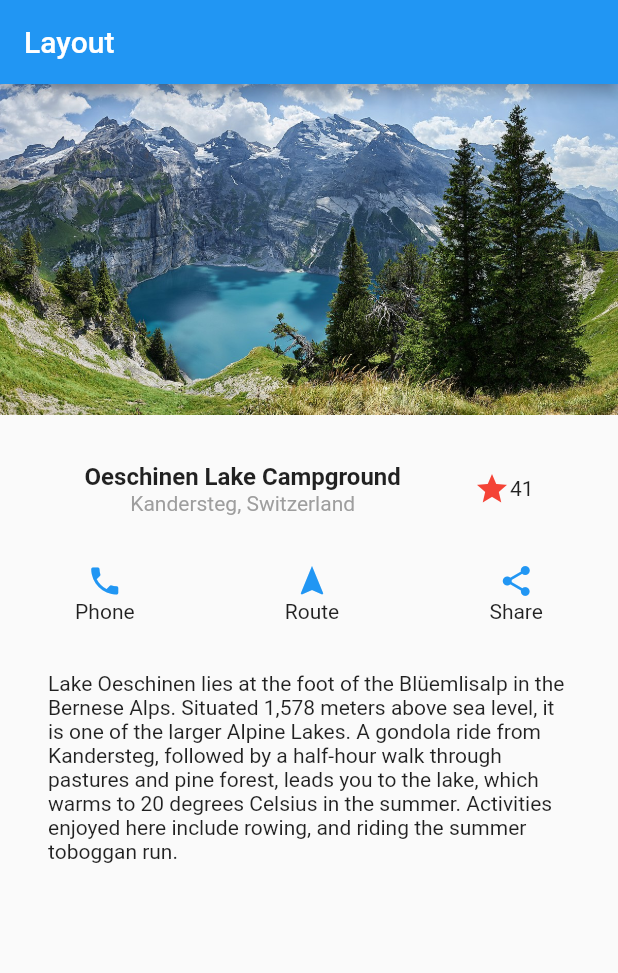
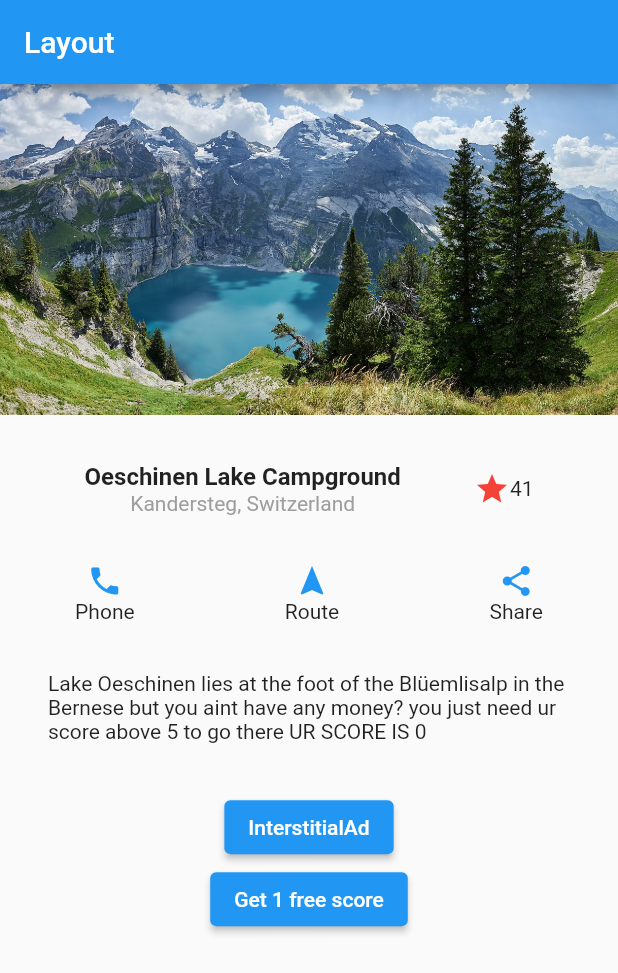
Before and after one commit to dhitan/AdmobOpenAds, a Flutter app: the screen it shows after launch, on a phone screen of 412 x 824 dp. Shown: the top 973 px of the screen. Run offline on Flutter 3.47's test engine with Material 2 defaults, Android fonts, the phone set to English and light mode, and no system bars; drawn by our look-alikes of google_mobile_ads; network calls fail.

Commit message:
nambahin interstitial ad sama rewarded ad

```diff
--- a/lib/ad_helper.dart
+++ b/lib/ad_helper.dart
@@ -14,6 +14,25 @@ class AdHelper {
       throw UnsupportedError('Unsupported platform');
     }
   }
+  static String get interstitialAdUnitId {
+    if (Platform.isAndroid) {
+      return 'ca-app-pub-3940256099942544/1033173712';
+    } else if (Platform.isIOS) {
+      return 'ca-app-pub-3940256099942544/4411468910';
+    } else {
+      throw UnsupportedError('Unsupported platform');
+    }
+  }
+
+  static String get rewardedAdUnitId {
+    if (Platform.isAndroid) {
+      return 'ca-app-pub-3940256099942544/5224354917';
+    } else if (Platform.isIOS) {
+      return 'ca-app-pub-3940256099942544/1712485313';
+    } else {
+      throw UnsupportedError('Unsupported platform');
+    }
+  }
 
   static final BannerAdListener bannerListener = BannerAdListener(
     onAdLoaded: (ad) => debugPrint('Ad Loaded.'),
--- a/lib/main.dart
+++ b/lib/main.dart
@@ -5,6 +5,12 @@ import 'package:google_mobile_ads/google_mobile_ads.dart';
 void main() {
   WidgetsFlutterBinding.ensureInitialized();
   MobileAds.instance.initialize();
+
+  RequestConfiguration requestConfiguration = RequestConfiguration(
+    testDeviceIds: ['ECB3A80DA4A1185CD3906A30F96AD7C3'],
+  );
+
+  MobileAds.instance.updateRequestConfiguration(requestConfiguration);
 
   runApp(const MyApp());
 }
@@ -18,11 +24,16 @@ class MyApp extends StatefulWidget {
 
 class _MyAppState extends State<MyApp> {
   BannerAd? _banner;
+  InterstitialAd? _interstitialAd;
+  RewardedAd? _rewardedAd;
+  int _rewardedScore = 0;
   @override
   void initState() {
     super.initState();
 
     _createBannerAd();
+    _createInterstitialAd();
+    _createRewardedAd();
   }
 
   void _createBannerAd() {
@@ -30,7 +41,65 @@ class _MyAppState extends State<MyApp> {
         size: AdSize.fullBanner,
         adUnitId: AdHelper.bannerAdUnitId,
         listener: AdHelper.bannerListener,
-      request: const AdRequest()).. load();
+        request: const AdRequest())
+      ..load();
+  }
+
+  void _createInterstitialAd() {
+    InterstitialAd.load(
+      adUnitId: AdHelper.interstitialAdUnitId,
+      request: const AdRequest(),
+      adLoadCallback: InterstitialAdLoadCallback(
+          onAdLoaded: (ad) => _interstitialAd = ad,
+          onAdFailedToLoad: (LoadAdError error) => _interstitialAd = null),
+    );
+  }
+
+  void _showInterstitialAd() {
+    if (_interstitialAd != null) {
+      _interstitialAd!.fullScreenContentCallback = FullScreenContentCallback(
+        onAdDismissedFullScreenContent: (ad) {
+          ad.dispose();
+          _createInterstitialAd();
+        },
+        onAdFailedToShowFullScreenContent: (ad, error) {
+          ad.dispose();
+          _createInterstitialAd();
+        },
+      );
+      _interstitialAd!.show();
+      _interstitialAd = null;
+    }
+  }
+
+  void _createRewardedAd() {
+    RewardedAd.load(
+      adUnitId: AdHelper.rewardedAdUnitId,
+      request: const AdRequest(),
+      rewardedAdLoadCallback: RewardedAdLoadCallback(
+        onAdLoaded: (ad) => setState(() => _rewardedAd),
+        onAdFailedToLoad: (error) => setState(() => _rewardedAd = null),
+      ),
+    );
+  }
+
+  void _showRewardedAd() {
+    if (_rewardedAd != null) {
+      _rewardedAd!.fullScreenContentCallback = FullScreenContentCallback(
+        onAdDismissedFullScreenContent: (ad) {
+          ad.dispose();
+          _createInterstitialAd();
+        },
+        onAdFailedToShowFullScreenContent: (ad, error) {
+          ad.dispose();
+          _createInterstitialAd();
+        }
+      );
+      _rewardedAd!.show(
+        onUserEarnedReward: (ad, reward) => setState(() => _rewardedScore++)
+      );
+      _rewardedAd = null;
+    }
   }
 
   @override
@@ -42,7 +111,17 @@ class _MyAppState extends State<MyApp> {
           Image.asset('Assets/gambar.jpg'),
           titleSection,
           buttonSection,
-          textSection,
+          Container(
+            padding: const EdgeInsets.all(32),
+            child: Text(
+                'Lake Oeschinen lies at the foot of the Blüemlisalp in the Bernese '
+                'but you aint have any money? you just need ur score above 5 to go there '
+                'UR SCORE IS $_rewardedScore'),
+          ),
+          ElevatedButton(
+              onPressed: _showInterstitialAd,
+              child: const Text("InterstitialAd")),
+          ElevatedButton(onPressed: _showRewardedAd, child: const Text('Get 1 free score'))
         ]),
         bottomNavigationBar: _banner == null
             ? Container()
@@ -58,15 +137,19 @@ class _MyAppState extends State<MyApp> {
 
 Widget titleSection = Container(
   padding: const EdgeInsets.all(32),
-  child:
-      const Row(mainAxisAlignment: MainAxisAlignment.spaceAround, children: <Widget>[
+  child: const Row(
+      mainAxisAlignment: MainAxisAlignment.spaceAround,
+      children: <Widget>[
         Column(
           children: <Widget>[
             Text(
               "Oeschinen Lake Campground",
               style: TextStyle(fontWeight: FontWeight.bold, fontSize: 16),
             ),
-        Text("Kandersteg, Switzerland", style: TextStyle(color: Colors.grey),)
+            Text(
+              "Kandersteg, Switzerland",
+              style: TextStyle(color: Colors.grey),
+            )
           ],
         ),
         Row(
@@ -81,7 +164,9 @@ Widget titleSection = Container(
       ]),
 );
 
-Widget buttonSection = Row(mainAxisAlignment: MainAxisAlignment.spaceAround,children: <Widget> [
+Widget buttonSection = Row(
+  mainAxisAlignment: MainAxisAlignment.spaceAround,
+  children: <Widget>[
     btnSection(Icons.phone, 'Phone'),
     btnSection(Icons.navigation, 'Route'),
     btnSection(Icons.share, 'Share')
@@ -89,31 +174,27 @@ Widget buttonSection = Row(mainAxisAlignment: MainAxisAlignment.spaceAround,chil
 );
 
 Container btnSection(IconData icon, String text) {
-  return  Container(
+  return Container(
       child: InkWell(
-    onTap: () {
-
-    },
+    onTap: () {},
     child: Column(
-    children: <Widget> [
-      Icon(icon, color: Colors.blue,),
+      children: <Widget>[
+        Icon(
+          icon,
+          color: Colors.blue,
+        ),
         Text(text)
       ],
     ),
-  )
-);
+  ));
 }
 
 Widget textSection = Container(
   padding: const EdgeInsets.all(32),
   child: const Text(
       'Lake Oeschinen lies at the foot of the Blüemlisalp in the Bernese '
-    'Alps. Situated 1,578 meters above sea level, it is one of the '
-    'larger Alpine Lakes. A gondola ride from Kandersteg, followed by a '
-    'half-hour walk through pastures and pine forest, leads you to the '
-    'lake, which warms to 20 degrees Celsius in the summer. Activities '
-    'enjoyed here include rowing, and riding the summer toboggan run.'
-  ),
+      'but you aint have any money? you just ur score above 5 to go there '
+      'UR SCORE IS'),
 );
 
 // class BannerExample extends StatefulWidget {
```
Lines whose indentation alone changed are shown as unchanged.
